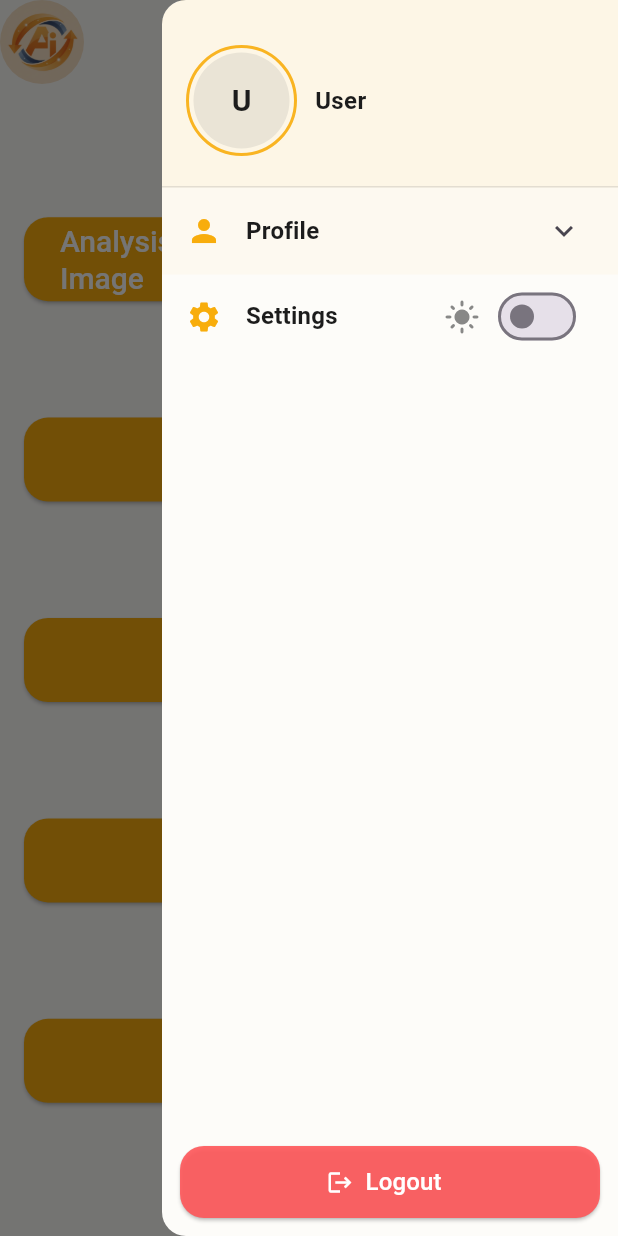
After one commit to essammetwally1/aiflow, a Flutter app: the HomeScreen screen opened by its route, in the side drawer, after a tap on the "settings suggest" icon, on a phone screen of 412 x 824 dp. The commit adds this screen. Run offline on Flutter 3.47's test engine with Material 3 defaults, Android fonts, the phone set to English and light mode, and no system bars; our stand-ins replace cached_network_image, cloud_firestore, firebase_auth, firebase_core, flutter_svg, fluttertoast and 2 more; accounts and stored records are empty.

Commit message:
create app drawer

```diff
--- a/lib/core/app_theme.dart
+++ b/lib/core/app_theme.dart
@@ -12,7 +12,7 @@ class AppTheme {
   static const Color blue = Colors.blue;
 
   static ThemeData lightTheme = ThemeData(
-    useMaterial3: false,
+    // useMaterial3: false,
     appBarTheme: const AppBarTheme(
       backgroundColor: backgroundLight,
       foregroundColor: primary,
@@ -94,7 +94,7 @@ class AppTheme {
       titleMedium: TextStyle(
         fontSize: 16,
         fontWeight: FontWeight.bold,
-        color: primary,
+        color: black,
       ),
       titleSmall: TextStyle(
         fontSize: 14,
@@ -116,7 +116,7 @@ class AppTheme {
   );
 
   static ThemeData darkTheme = ThemeData(
-    useMaterial3: false,
+    // useMaterial3: false,
     appBarTheme: const AppBarTheme(
       backgroundColor: backgroundDark,
       foregroundColor: primary,
--- a/lib/features/home/presentation/screens/home_screen.dart
+++ b/lib/features/home/presentation/screens/home_screen.dart
@@ -1,14 +1,9 @@
-// lib/features/home/presentation/screens/home_screen.dart
-import 'dart:developer';
-
-import 'package:aiflow/core/widgets/logo_widget.dart';
-import 'package:aiflow/features/auth/data/models/user_model.dart';
+import 'package:aiflow/features/profile/presentation/widgets/app_drawer.dart';
+import 'package:aiflow/shared/provider/setting_provider.dart';
 import 'package:flutter/material.dart';
 import 'package:provider/provider.dart';
 import 'package:aiflow/features/auth/presentation/provider/auth_provider.dart';
 import 'package:aiflow/core/widgets/custom_elevated_button.dart';
-import 'package:aiflow/core/utils.dart';
-import 'package:aiflow/features/auth/presentation/screens/login_screen.dart';
 
 class HomeScreen extends StatelessWidget {
   static const String routeName = '/home';
@@ -16,37 +11,40 @@ class HomeScreen extends StatelessWidget {
 
   @override
   Widget build(BuildContext context) {
-    final UserModel? userModel = context.watch<AuthProvider>().user;
-    log(userModel.toString());
+    final userModel = context.watch<AuthProvider>().user;
+    final isDark = context.watch<SettingsProvider>().isDark;
 
     return Scaffold(
       appBar: AppBar(
-        title: Text(userModel?.name ?? 'AiFlow'),
+        leading: ClipRRect(
+          borderRadius: BorderRadius.circular(50),
+          child: Image.asset(
+            isDark ? 'assets/logodark.png' : 'assets/logolight.png',
+            fit: BoxFit.contain,
+            width: 30,
+            height: 30,
+          ),
+        ),
+
+        title: Text('AiFlow'),
         actions: [
-          IconButton(
-            tooltip: 'Logout',
-            icon: const Icon(Icons.logout),
-            onPressed: () async {
-              if (context.mounted) {
-                Utils.showSuccessMessage('Logged out');
-                Navigator.pushNamedAndRemoveUntil(
-                  context,
-                  LoginScreen.routeName,
-                  (route) => false,
-                );
-                await context.read<AuthProvider>().logout();
-              }
-            },
+          Builder(
+            builder: (context) => IconButton(
+              icon: const Icon(Icons.settings_suggest, size: 30),
+              tooltip: 'Open settings',
+              onPressed: () => Scaffold.of(context).openEndDrawer(),
+            ),
           ),
         ],
       ),
+      endDrawer: AppDrawer(),
       body: Padding(
         padding: const EdgeInsets.symmetric(horizontal: 16, vertical: 50),
-        child: Column(
+        child: userModel == null
+            ? const Center(child: CircularProgressIndicator())
+            : Column(
                 mainAxisAlignment: MainAxisAlignment.spaceAround,
                 children: [
-            Image.network(userModel!.photoUrl),
-            LogoWidget(),
                   Row(
                     children: [
                       Expanded(
--- /dev/null
+++ b/lib/features/profile/presentation/widgets/app_drawer.dart
@@ -0,0 +1,294 @@
+import 'package:aiflow/core/app_theme.dart';
+import 'package:aiflow/core/utils.dart';
+import 'package:aiflow/features/auth/data/models/user_model.dart';
+import 'package:aiflow/features/auth/presentation/provider/auth_provider.dart';
+import 'package:aiflow/features/auth/presentation/screens/login_screen.dart';
+import 'package:aiflow/shared/provider/setting_provider.dart';
+import 'package:cached_network_image/cached_network_image.dart';
+import 'package:flutter/material.dart';
+import 'package:provider/provider.dart';
+
+class AppDrawer extends StatelessWidget {
+  const AppDrawer({super.key});
+  Future<void> _showRenameDialog(BuildContext context) async {
+    final auth = context.read<AuthProvider>();
+    final currentName = auth.user?.name ?? '';
+    final controller = TextEditingController(text: currentName);
+
+    await showDialog(
+      context: context,
+      builder: (ctx) {
+        return AlertDialog(
+          backgroundColor: Theme.of(ctx).brightness == Brightness.dark
+              ? AppTheme.backgroundDark
+              : AppTheme.white,
+          title: const Text('Rename user name'),
+          content: TextField(
+            controller: controller,
+            autofocus: true,
+            decoration: const InputDecoration(
+              labelText: 'Full name',
+              border: OutlineInputBorder(),
+            ),
+          ),
+          actions: [
+            TextButton(
+              onPressed: () => Navigator.pop(ctx),
+              child: const Text('Cancel'),
+            ),
+            ElevatedButton(
+              style: ElevatedButton.styleFrom(
+                backgroundColor: AppTheme.primary,
+                shape: RoundedRectangleBorder(
+                  borderRadius: BorderRadius.circular(12),
+                ),
+              ),
+              onPressed: () async {
+                final newName = controller.text.trim();
+                if (newName.isEmpty) return;
+                try {
+                  // await auth.updateUserName(
+                  //   newName,
+                  // ); // implement in AuthProvider
+                  if (context.mounted) {
+                    Utils.showSuccessMessage('Name updated');
+                    Navigator.pop(ctx);
+                  }
+                } catch (e) {
+                  if (context.mounted) {
+                    Utils.showErrorMessage('Failed to update name: $e');
+                  }
+                }
+              },
+              child: const Text(
+                'Save',
+                style: TextStyle(color: AppTheme.white),
+              ),
+            ),
+          ],
+        );
+      },
+    );
+  }
+
+  Future<void> _handleResetPassword(BuildContext context) async {
+    final auth = context.read<AuthProvider>();
+    final email = auth.user?.email;
+    if (email == null || email.isEmpty) {
+      Utils.showErrorMessage('No email linked to this account.');
+      return;
+    }
+    try {
+      // await auth.sendPasswordResetEmail(email); // implement in AuthProvider
+      Utils.showSuccessMessage('Reset link sent to $email');
+    } catch (e) {
+      Utils.showErrorMessage('Failed to send reset email: $e');
+    }
+  }
+
+  String _initials(String? name) {
+    if (name == null || name.trim().isEmpty) return '?';
+    final parts = name.trim().split(RegExp(r'\s+'));
+    final first = parts.isNotEmpty ? parts.first.characters.first : '';
+    final last = parts.length > 1 ? parts.last.characters.first : '';
+    final res = (first + last).toUpperCase();
+    return res.isEmpty ? '?' : res;
+  }
+
+  @override
+  Widget build(BuildContext context) {
+    final UserModel? user = context.watch<AuthProvider>().user;
+    final TextTheme textTheme = Theme.of(context).textTheme;
+
+    final name = user?.name ?? 'Guest';
+    final imageUrl = user?.photoUrl ?? '';
+
+    Future<void> logout() async {
+      if (context.mounted) Utils.showSuccessMessage('Logged out');
+      if (context.mounted) {
+        Navigator.pushNamedAndRemoveUntil(
+          context,
+          LoginScreen.routeName,
+          (route) => false,
+        );
+      }
+      await context.read<AuthProvider>().logout();
+    }
+
+    return Drawer(
+      backgroundColor: AppTheme.backgroundLight,
+      child: Column(
+        children: [
+          Container(
+            width: double.infinity,
+            padding: const EdgeInsets.fromLTRB(16, 30, 16, 20),
+            decoration: BoxDecoration(
+              color: AppTheme.primary.withValues(alpha: 0.08),
+              border: Border(
+                bottom: BorderSide(color: AppTheme.gray.withValues(alpha: 0.2)),
+              ),
+            ),
+            child: Row(
+              children: [
+                Container(
+                  padding: const EdgeInsets.all(3),
+                  decoration: BoxDecoration(
+                    shape: BoxShape.circle,
+                    border: Border.all(
+                      color: AppTheme.primary.withValues(alpha: .9),
+                      width: 2,
+                    ),
+                  ),
+                  child: CircleAvatar(
+                    radius: 32,
+                    backgroundColor: AppTheme.gray.withValues(alpha: .15),
+                    backgroundImage: imageUrl.isNotEmpty
+                        ? CachedNetworkImageProvider(imageUrl)
+                        : null,
+                    child: imageUrl.isEmpty
+                        ? Text(
+                            _initials(name),
+                            style: const TextStyle(
+                              fontWeight: FontWeight.bold,
+                              fontSize: 20,
+                              color: AppTheme.black,
+                            ),
+                          )
+                        : null,
+                  ),
+                ),
+                const SizedBox(width: 12),
+                Expanded(
+                  child: Text(
+                    name,
+                    maxLines: 2,
+                    overflow: TextOverflow.ellipsis,
+                    style: const TextStyle(
+                      fontSize: 16,
+                      fontWeight: FontWeight.w600,
+                      color: AppTheme.black,
+                    ),
+                  ),
+                ),
+              ],
+            ),
+          ),
+
+          Expanded(
+            child: ListView(
+              padding: EdgeInsets.zero,
+              children: [
+                // ── Profile (expandable)
+                Theme(
+                  // shrink divider/ink to match your theme
+                  data: Theme.of(
+                    context,
+                  ).copyWith(dividerColor: Colors.transparent),
+                  child: ExpansionTile(
+                    leading: const Icon(Icons.person, color: AppTheme.primary),
+                    title: Text('Profile', style: textTheme.titleMedium),
+                    collapsedBackgroundColor: AppTheme.primary.withValues(
+                      alpha: 0.04,
+                    ),
+                    backgroundColor: AppTheme.primary.withValues(alpha: 0.06),
+                    childrenPadding: const EdgeInsets.only(
+                      left: 72,
+                      right: 12,
+                      bottom: 8,
+                    ),
+                    children: [
+                      ListTile(
+                        dense: true,
+                        contentPadding: EdgeInsets.zero,
+                        leading: const Icon(
+                          Icons.drive_file_rename_outline,
+                          color: AppTheme.primary,
+                        ),
+                        title: const Text(
+                          'Rename user name',
+                          style: TextStyle(color: AppTheme.black),
+                        ),
+                        onTap: () => _showRenameDialog(context),
+                      ),
+                      ListTile(
+                        dense: true,
+                        contentPadding: EdgeInsets.zero,
+                        leading: const Icon(
+                          Icons.lock_reset,
+                          color: AppTheme.primary,
+                        ),
+                        title: const Text(
+                          'Reset password',
+                          style: TextStyle(color: AppTheme.black),
+                        ),
+                        onTap: () => _handleResetPassword(context),
+                      ),
+                    ],
+                  ),
+                ),
+
+                // ── Settings + Theme switch
+                Builder(
+                  builder: (context) {
+                    final isDark = context
+                        .watch<SettingsProvider>()
+                        .isDark; // adjust to your provider
+                    return ListTile(
+                      leading: const Icon(
+                        Icons.settings,
+                        color: AppTheme.primary,
+                      ),
+                      title: Text('Settings', style: textTheme.titleMedium),
+                      trailing: Row(
+                        mainAxisSize: MainAxisSize.min,
+                        children: [
+                          Icon(
+                            isDark ? Icons.dark_mode : Icons.light_mode,
+                            color: AppTheme.gray.withValues(alpha: .9),
+                          ),
+                          const SizedBox(width: 8),
+                          Switch(
+                            value: isDark,
+                            activeThumbColor: AppTheme.primary,
+                            onChanged: (_) =>
+                                context.read<SettingsProvider>().toggleTheme(),
+                          ),
+                        ],
+                      ),
+                      onTap: () => ScaffoldMessenger.of(context).showSnackBar(
+                        const SnackBar(
+                          content: Text('Toggle theme using the switch →'),
+                        ),
+                      ),
+                    );
+                  },
+                ),
+              ],
+            ),
+          ),
+
+          SafeArea(
+            child: Padding(
+              padding: const EdgeInsets.fromLTRB(12, 8, 12, 12),
+              child: ElevatedButton.icon(
+                icon: const Icon(Icons.logout, color: AppTheme.white),
+                label: const Text(
+                  'Logout',
+                  style: TextStyle(color: AppTheme.white, fontSize: 16),
+                ),
+                style: ElevatedButton.styleFrom(
+                  backgroundColor: AppTheme.red.withValues(alpha: .9),
+                  minimumSize: const Size.fromHeight(48),
+                  shape: RoundedRectangleBorder(
+                    borderRadius: BorderRadius.circular(16),
+                  ),
+                ),
+                onPressed: logout,
+              ),
+            ),
+          ),
+        ],
+      ),
+    );
+  }
+}
--- a/pubspec.yaml
+++ b/pubspec.yaml
@@ -45,6 +45,7 @@ dependencies:
   dartz: ^0.10.1
   # google_sign_in_platform_interface: ^3.1.0
   google_sign_in: ^6.2.1
+  cached_network_image: ^3.4.1
 
 
 
```
Also changed, not shown: assets/logodark.png (added), assets/logolight.png (added), pubspec.lock, 1 other file. Lines whose indentation alone changed are shown as unchanged.
